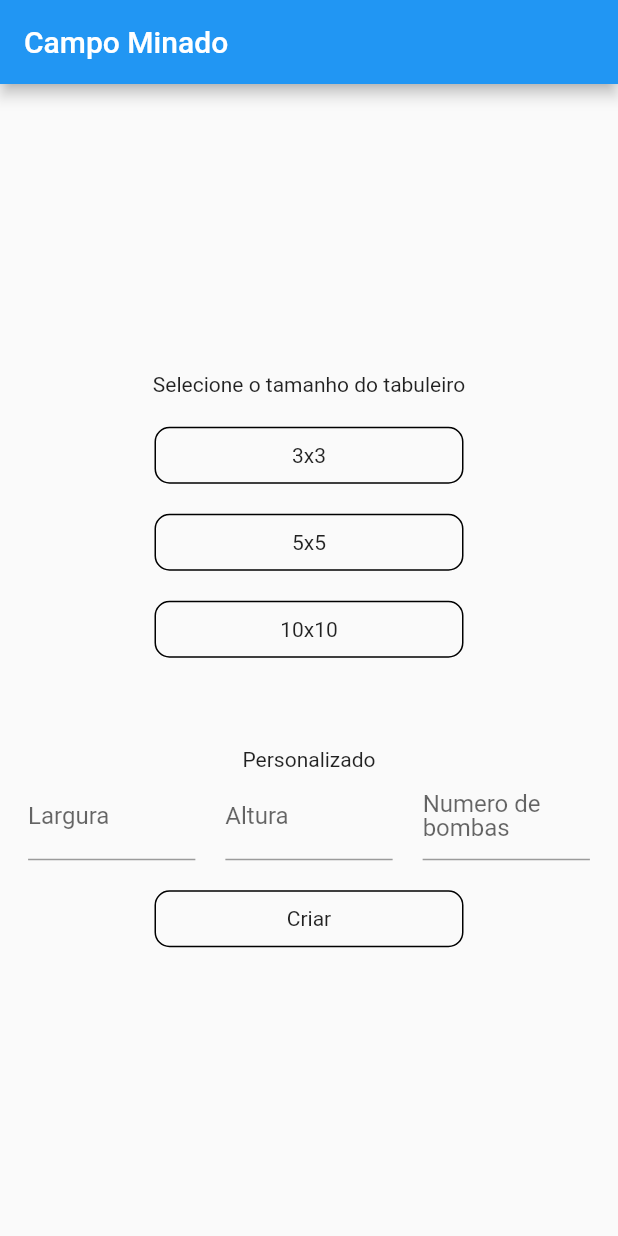
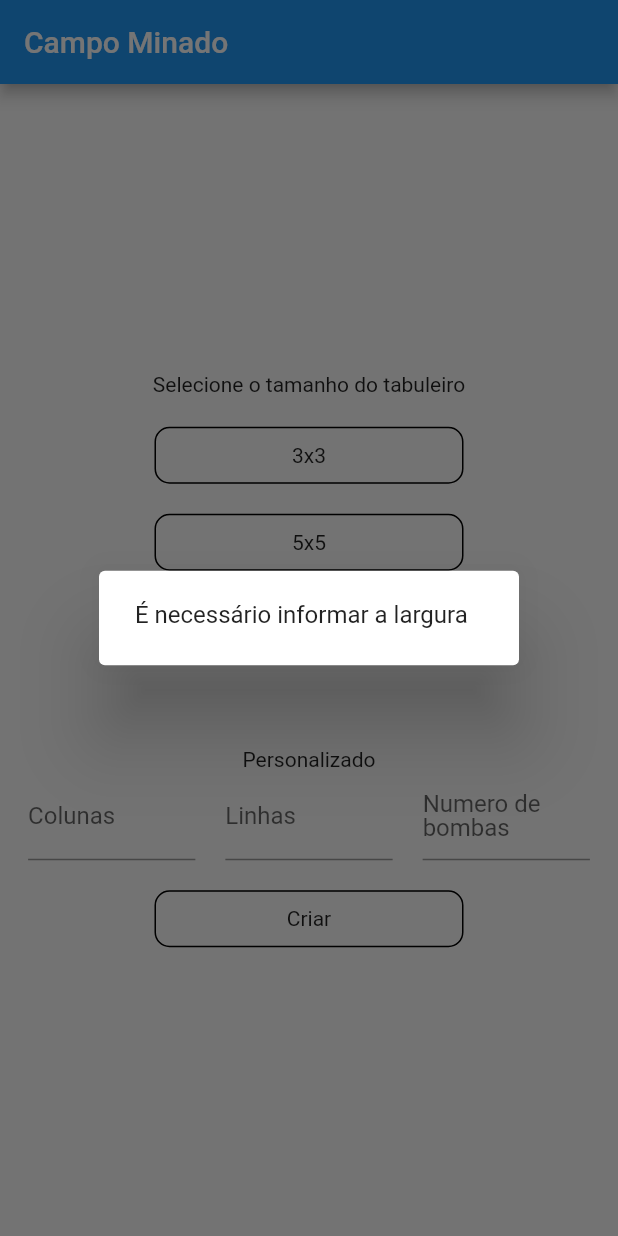
Before and after one commit to Anzell/minefield_flutter, a Flutter app: the screen it shows after launch, after a tap on "Criar", on a phone screen of 412 x 824 dp. Run offline on Flutter 3.47's test engine with Material 2 defaults, Android fonts, the phone set to English and light mode, and no system bars; our stand-ins replace dartz, get_it, lottie.

Commit message:
Improved explosion effect. Added converter to validate custom dificulty

```diff
--- /dev/null
+++ b/lib/core/converter/converter.dart
@@ -0,0 +1,6 @@
+import 'package:dartz/dartz.dart';
+import 'package:minefield/core/failures/failures.dart';
+
+abstract class Converter<ReturnType, Params> {
+  Either<ValidationFailure, ReturnType> call(Params params);
+}
--- /dev/null
+++ b/lib/core/failures/failures.dart
@@ -0,0 +1,7 @@
+abstract class Failure{}
+
+class ValidationFailure extends Failure{
+  final String message;
+
+  ValidationFailure({required this.message});
+}
--- /dev/null
+++ b/lib/di/injector.dart
@@ -0,0 +1,12 @@
+import 'package:get_it/get_it.dart';
+import 'package:minefield/presenters/home/controller/home_controller.dart';
+import 'package:minefield/presenters/minefield/controller/minefield_controller.dart';
+import 'package:minefield/presenters/minefield/converter/custom_dificulty_converter.dart';
+
+final getIt = GetIt.instance;
+
+void initDependencies(){
+  getIt.registerFactory<CustomDificultyConverter>(() => CustomDificultyConverter());
+  getIt.registerFactory<HomeController>(() => HomeController(customDificultyConverter: getIt()));
+  getIt.registerFactory<MinefieldController>(() => MinefieldController());
+}
--- a/lib/main.dart
+++ b/lib/main.dart
@@ -1,6 +1,8 @@
 import 'package:flutter/material.dart';
+import 'package:minefield/di/injector.dart';
 import 'package:minefield/presenters/app/app_widget.dart';
 
 void main() {
+  initDependencies();
   runApp(const AppWidget());
 }
--- /dev/null
+++ b/lib/presenters/home/controller/home_controller.dart
@@ -0,0 +1,24 @@
+import 'package:dartz/dartz.dart';
+import 'package:minefield/core/failures/failures.dart';
+import 'package:minefield/domain/entities/custom_dificulty.dart';
+import 'package:minefield/presenters/minefield/converter/custom_dificulty_converter.dart';
+
+class HomeController {
+  late CustomDificultyConverter _customDificultyConverter;
+
+  HomeController({required CustomDificultyConverter customDificultyConverter}) : _customDificultyConverter = customDificultyConverter;
+
+  Option failure = None();
+
+  CustomDificulty? validateGameDificulty({String? widthL, String? widthC, String? numberBombs}) {
+    failure = None();
+    final resultConverter = _customDificultyConverter(CustomDificultyConverterParams(numberBombs: numberBombs, widthC: widthC, widthL: widthL));
+    final result = resultConverter.fold((failure) => failure, (convertedObject) => convertedObject);
+    if(result is ValidationFailure){
+      failure = optionOf(result.message);
+    } else if(result is CustomDificulty){
+      return result;
+    }
+    return null;
+  }
+}
--- a/lib/presenters/home/home_screen.dart
+++ b/lib/presenters/home/home_screen.dart
@@ -1,6 +1,8 @@
 import 'package:flutter/material.dart';
 import 'package:minefield/core/constants/game_dificulties.dart';
+import 'package:minefield/di/injector.dart';
 import 'package:minefield/domain/entities/custom_dificulty.dart';
+import 'package:minefield/presenters/home/controller/home_controller.dart';
 import 'package:minefield/presenters/minefield/minefield_screen.dart';
 import 'package:minefield/presenters/shared/custom_button.dart';
 import 'package:minefield/presenters/shared/custom_spacer.dart';
@@ -25,20 +27,11 @@ class HomeScreen extends StatelessWidget {
             children: [
               const Text("Selecione o tamanho do tabuleiro"),
               const Space(),
-              CustomButton(
-                  onPressed: () => Navigator.pushNamed(context, "/minefield",
-                      arguments: MinefieldScreenParams(dificulty: GameDificulties.easy)),
-                  label: "3x3"),
+              CustomButton(onPressed: () => Navigator.pushNamed(context, "/minefield", arguments: MinefieldScreenParams(dificulty: GameDificulties.easy)), label: "3x3"),
               const Space(),
-              CustomButton(
-                  onPressed: () => Navigator.pushNamed(context, "/minefield",
-                      arguments: MinefieldScreenParams(dificulty: GameDificulties.normal)),
-                  label: "5x5"),
+              CustomButton(onPressed: () => Navigator.pushNamed(context, "/minefield", arguments: MinefieldScreenParams(dificulty: GameDificulties.normal)), label: "5x5"),
               const Space(),
-              CustomButton(
-                  onPressed: () => Navigator.pushNamed(context, "/minefield",
-                      arguments: MinefieldScreenParams(dificulty: GameDificulties.expert)),
-                  label: "10x10"),
+              CustomButton(onPressed: () => Navigator.pushNamed(context, "/minefield", arguments: MinefieldScreenParams(dificulty: GameDificulties.expert)), label: "10x10"),
               const Space(),
               const Space(),
               const Space(),
@@ -48,33 +41,42 @@ class HomeScreen extends StatelessWidget {
                 child: Row(
                   mainAxisSize: MainAxisSize.min,
                   children: [
-                    Expanded(
-                        child: TextFormField(
-                            controller: _widthCController, decoration: InputDecoration(label: Text("Largura")))),
+                    Expanded(child: TextFormField(controller: _widthCController, decoration: InputDecoration(label: Text("Colunas")))),
                     const SizedBox(width: 20),
-                    Expanded(
-                        child: TextFormField(
-                            controller: _widthLController, decoration: InputDecoration(label: Text("Altura")))),
+                    Expanded(child: TextFormField(controller: _widthLController, decoration: InputDecoration(label: Text("Linhas")))),
                     const SizedBox(width: 20),
-                    Expanded(
-                        child: TextFormField(
-                            controller: _bombsNumberController,
-                            decoration: InputDecoration(label: Text("Numero de bombas")))),
+                    Expanded(child: TextFormField(controller: _bombsNumberController, decoration: InputDecoration(label: Text("Numero de bombas")))),
                   ],
                 ),
               ),
               const Space(),
               CustomButton(
-                  onPressed: () => Navigator.pushNamed(context, "/minefield",
-                      arguments: MinefieldScreenParams(
-                        dificulty: GameDificulties.custom,
-                        customDificulty: CustomDificulty(
-                          widthL: int.parse(_widthLController.text),
-                          widthC: int.parse(_widthCController.text),
-                          bombsNumber: int.parse(_bombsNumberController.text),
+                onPressed: () {
+                  final controller = getIt<HomeController>();
+                  final convertedDificulty = controller.validateGameDificulty(
+                    widthL: _widthLController.text,
+                    widthC: _widthCController.text,
+                    numberBombs: _bombsNumberController.text,
+                  );
+                  if (controller.failure.isNone()) {
+                    return Navigator.pushNamed(
+                      context,
+                      "/minefield",
+                      arguments: MinefieldScreenParams(dificulty: GameDificulties.custom, customDificulty: convertedDificulty!),
+                    );
+                  } else {
+                    controller.failure.map(
+                      (a) => showDialog(
+                        context: context,
+                        builder: (context) => AlertDialog(
+                          content: Text(a.toString()),
                         ),
-                      )),
-                  label: "Criar")
+                      ),
+                    );
+                  }
+                },
+                label: "Criar",
+              )
             ],
           ),
         ),
--- a/lib/presenters/minefield/controller/minefield_controller.dart
+++ b/lib/presenters/minefield/controller/minefield_controller.dart
@@ -123,6 +123,7 @@ class MinefieldController {
         _revealAllBombsPosition();
         Future.delayed(Duration(seconds: 5), () {
           _lostStream.sink.add(false);
+          initializeMinefield(dificulty: _dificulty);
         });
       } else {
         _playMinefield[x][y] = _getNumberOfBombsAroundPosition(l: x, c: y);
--- /dev/null
+++ b/lib/presenters/minefield/converter/custom_dificulty_converter.dart
@@ -0,0 +1,48 @@
+
+
+import 'package:dartz/dartz.dart';
+import 'package:minefield/core/failures/failures.dart';
+import 'package:minefield/domain/entities/custom_dificulty.dart';
+
+import '../../../core/converter/converter.dart';
+
+class CustomDificultyConverter implements Converter<CustomDificulty, CustomDificultyConverterParams> {
+  @override
+  Either<ValidationFailure, CustomDificulty> call(CustomDificultyConverterParams params) {
+    if(params.widthL == null || int.tryParse(params.widthL!) == null){
+      return Left(ValidationFailure(message: CustomDificultyConverterErrorMessages.missingL));
+    }
+    if(params.widthC == null || int.tryParse(params.widthC!) == null){
+      return Left(ValidationFailure(message: CustomDificultyConverterErrorMessages.missingC));
+    }
+    if(params.numberBombs == null || int.tryParse(params.numberBombs!) == null){
+      return Left(ValidationFailure(message: CustomDificultyConverterErrorMessages.missingNumberBombs));
+    }
+    if(int.parse(params.numberBombs!) <= 0){
+      return Left(ValidationFailure(message: CustomDificultyConverterErrorMessages.invalidNumberBombs));
+    }
+    return Right(
+      CustomDificulty(
+        widthC: int.parse(params.widthC!),
+        widthL: int.parse(params.widthL!),
+        bombsNumber: int.parse(params.numberBombs!),
+      )
+    );
+  }
+
+}
+
+class CustomDificultyConverterParams {
+  final String? widthL;
+  final String? widthC;
+  final String? numberBombs;
+
+  CustomDificultyConverterParams({required this.numberBombs, required this.widthC, required this.widthL});
+}
+
+class CustomDificultyConverterErrorMessages {
+  static const missingL = "É necessário informar a largura";
+  static const missingC = "É necessário informar a quantidade de colunas";
+  static const missingNumberBombs = "É necessário informar o número de bombas";
+  static const invalidNumberBombs = "Deve existir ao menos 1 bomba";
+}
--- a/lib/presenters/minefield/minefield_screen.dart
+++ b/lib/presenters/minefield/minefield_screen.dart
@@ -82,9 +82,7 @@ class MinefieldScreen extends StatelessWidget {
                         if(!snapshot.hasData || !snapshot.data!){
                           return SizedBox();
                         }
-
                         return Container(
-                          color: Colors.white38,
                           width: constraints.maxWidth,
                           height: constraints.maxHeight,
                           child: LottieBuilder.asset('assets/explosion.json'),
@@ -143,8 +141,8 @@ class _RevealedField extends StatelessWidget {
                     bombsAround > 0 ? "$bombsAround" : '',
                     style: TextStyle(fontFamily: "Defused", fontSize: constraints.maxWidth / 4),
                   )
-                : Image.asset(
-                    "assets/bomb.png",
+                : LottieBuilder.asset(
+                    "assets/bomb.json",
                     width: constraints.maxWidth / 2,
                   ),
           ),
--- a/pubspec.yaml
+++ b/pubspec.yaml
@@ -35,6 +35,8 @@ dependencies:
   # Use with the CupertinoIcons class for iOS style icons.
   cupertino_icons: ^1.0.2
   lottie: ^1.3.0
+  dartz: ^0.10.1
+  get_it: ^7.2.0
 
 dev_dependencies:
   flutter_test:
@@ -60,7 +62,7 @@ flutter:
 
   # To add assets to your application, add an assets section, like this:
   assets:
-    - assets/bomb.png
+    - assets/bomb.json
     - assets/explosion.json
 
   # An image asset can refer to one or more resolution-specific "variants", see
```
Also changed, not shown: pubspec.lock.
